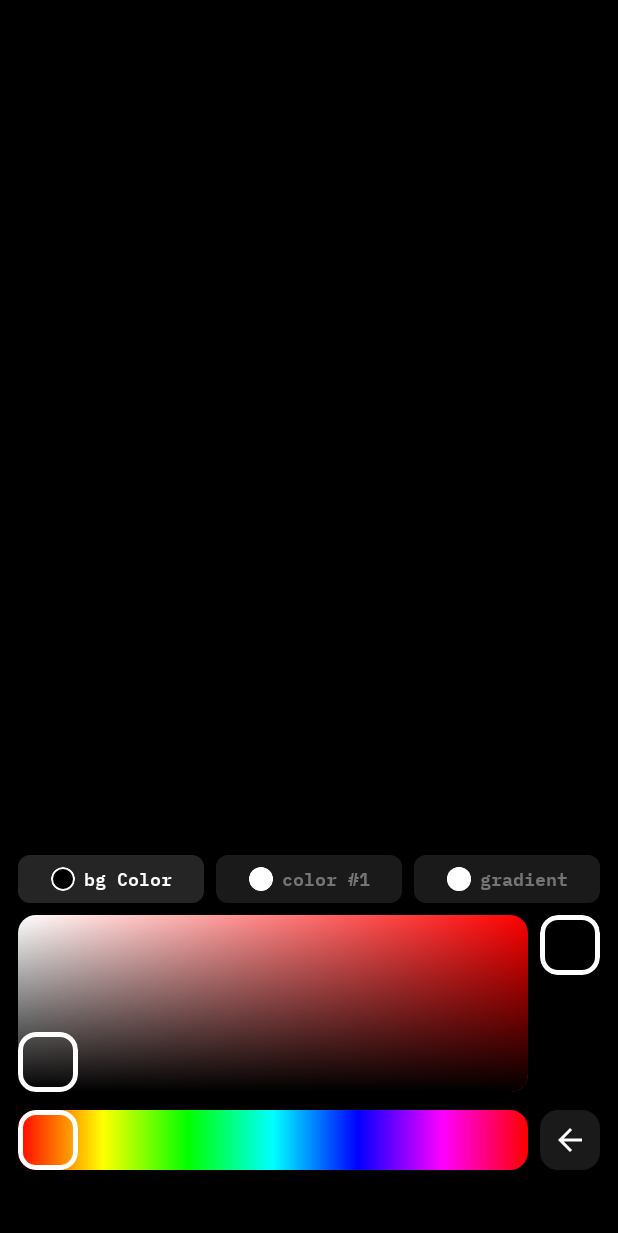
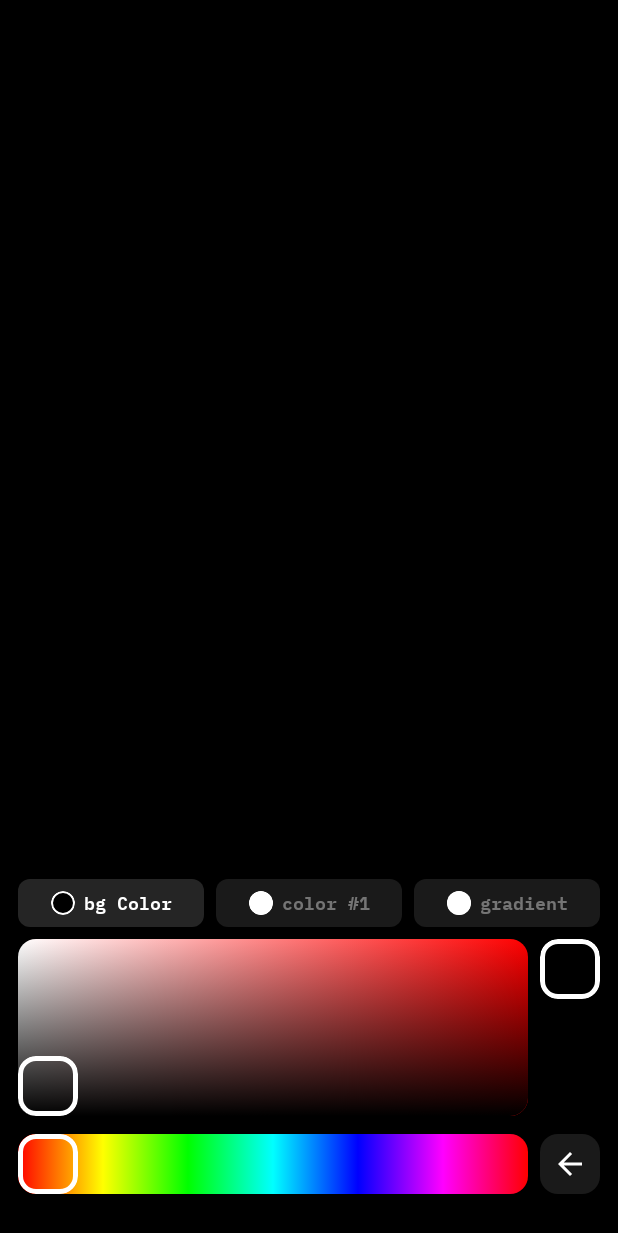
Before and after one commit to Barryalien23/MyApplication_32, an Android app built with Jetpack Compose: the composable ColorPickerBlockScreen called with empty values, on a phone screen of 412 x 824 dp. Shown: the top 1233 px of the screen. Run offline under Robolectric (Android 15) with nearby library versions, the phone set to English and light mode, and no system bars; 1 statement that could not run was skipped.

Commit message:
Тут починили отступ в color picker и убрали trangle с проекта

```diff
--- a/app/src/main/java/com/raux/myapplication_32/data/models/EffectModels.kt
+++ b/app/src/main/java/com/raux/myapplication_32/data/models/EffectModels.kt
@@ -12,7 +12,6 @@ enum class EffectType(val displayName: String, @DrawableRes val iconRes: Int) {
     SHAPES("SHAPES", R.drawable.ic_effect_shapes),
     CIRCLES("CIRCLES", R.drawable.ic_effect_circles),
     SQUARES("SQUARES", R.drawable.ic_effect_squares),
-    TRIANGLE("TRIANGLE", R.drawable.ic_effect_triangle),
     DIAMONDS("DIAMONDS", R.drawable.ic_effect_diamonds)
 }
 
--- a/app/src/main/java/com/raux/myapplication_32/ui/components/ColorPickerBlock.kt
+++ b/app/src/main/java/com/raux/myapplication_32/ui/components/ColorPickerBlock.kt
@@ -60,7 +60,11 @@ fun ColorPickerBlock(
     }
 
     Column(
-        modifier = modifier.fillMaxWidth().height(266.dp).background(Color.Black).padding(12.dp),
+        modifier = modifier
+            .fillMaxWidth()
+            .background(Color.Black)
+            .padding(12.dp)
+            .padding(bottom = 16.dp),
         verticalArrangement = Arrangement.spacedBy(8.dp)
     ) {
         ColorTabs(
@@ -102,7 +106,8 @@ fun ColorPickerBlock(
             onBackClick = {
                 haptic.performHapticFeedback(HapticFeedbackType.LongPress)
                 onBackClick()
-            }
+            },
+            modifier = Modifier.fillMaxWidth()
         )
     }
 }
@@ -186,7 +191,8 @@ private fun HSVColorPicker(
     selectedTab: ColorTab,
     onColorChanged: (Color) -> Unit,
     activeGradientStop: GradientStop? = null,
-    onBackClick: () -> Unit
+    onBackClick: () -> Unit,
+    modifier: Modifier = Modifier
 ) {
     var hue by remember { mutableStateOf(0f) }
     var saturation by remember { mutableStateOf(1f) }
@@ -219,7 +225,7 @@ private fun HSVColorPicker(
 
     val applyColor by rememberUpdatedState(onColorChanged)
 
-    Column(Modifier.fillMaxWidth(), verticalArrangement = Arrangement.spacedBy(12.dp)) {
+    Column(modifier.fillMaxWidth(), verticalArrangement = Arrangement.spacedBy(12.dp)) {
         Row(Modifier.fillMaxWidth(), horizontalArrangement = Arrangement.spacedBy(8.dp)) {
             SaturationValuePanel(
                 hue = hue,
@@ -444,6 +450,7 @@ private fun HueSlider(
  * Кнопка назад
  */
 @Composable
+@Suppress("DEPRECATION")
 private fun BackButton(
     onClick: () -> Unit,
     modifier: Modifier = Modifier
--- a/app/src/main/java/com/raux/myapplication_32/viewmodel/MainViewModel.kt
+++ b/app/src/main/java/com/raux/myapplication_32/viewmodel/MainViewModel.kt
@@ -312,8 +312,8 @@ class MainViewModel(
             bitmap.recycle()
 
             // МАСШТАБИРУЕМ ИЗОБРАЖЕНИЕ ДЛЯ ASCII - это ключевая оптимизация!
-            val maxWidth = 200  // Максимальная ширина для ASCII
-            val maxHeight = 150 // Максимальная высота для ASCII
+            val maxWidth = 300  // Максимальная ширина для ASCII
+            val maxHeight = 225 // Максимальная высота для ASCII
 
             val originalWidth = rotatedBitmap.width
             val originalHeight = rotatedBitmap.height
```
Also changed, not shown: app/src/main/java/com/raux/myapplication_32/engine/ASCIIEngine.kt (+4 -5 lines), app/src/main/java/com/raux/myapplication_32/ui/effects/EffectRenderer.kt (+2 -34 lines), app/src/main/res/drawable/ic_effect_triangle.xml (deleted, +0 -9 lines), app/app/src/main/assets/fonts/NotoSansMono-Regular.ttf (added), app/app/src/main/res/font/noto_sans_mono_regular.ttf (added), 2 other files.
